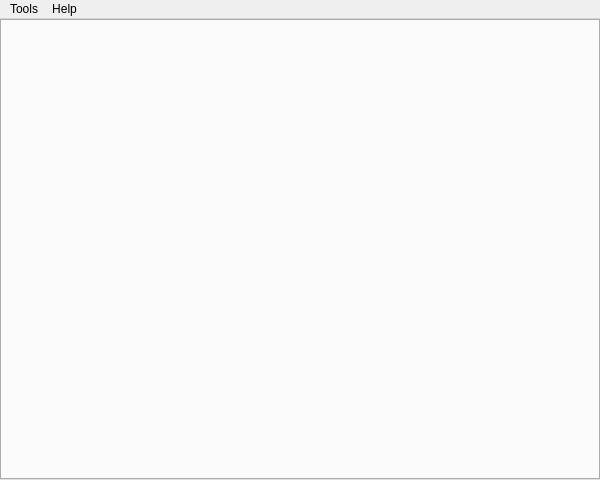
Above: frontend/src/app/main_window.ui from JaderoChan/LineageCheating before the change. Below: the same form after it.
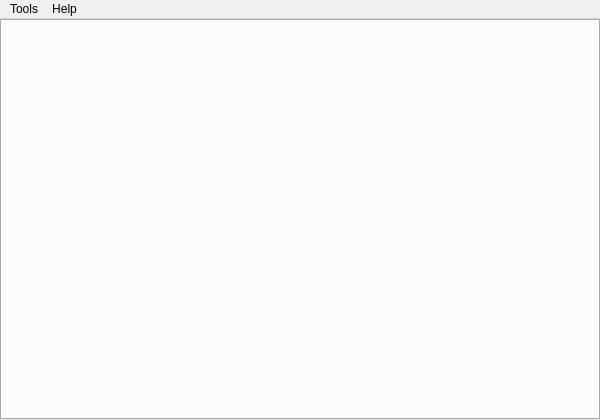
That is the form after the change.

Patch:
```diff
--- a/frontend/src/app/main_window.ui
+++ b/frontend/src/app/main_window.ui
@@ -7,19 +7,19 @@
     <x>0</x>
     <y>0</y>
     <width>600</width>
-    <height>480</height>
+    <height>420</height>
    </rect>
   </property>
   <property name="minimumSize">
    <size>
     <width>600</width>
-    <height>480</height>
+    <height>420</height>
    </size>
   </property>
   <property name="maximumSize">
    <size>
     <width>600</width>
-    <height>480</height>
+    <height>420</height>
    </size>
   </property>
   <property name="font">
```
